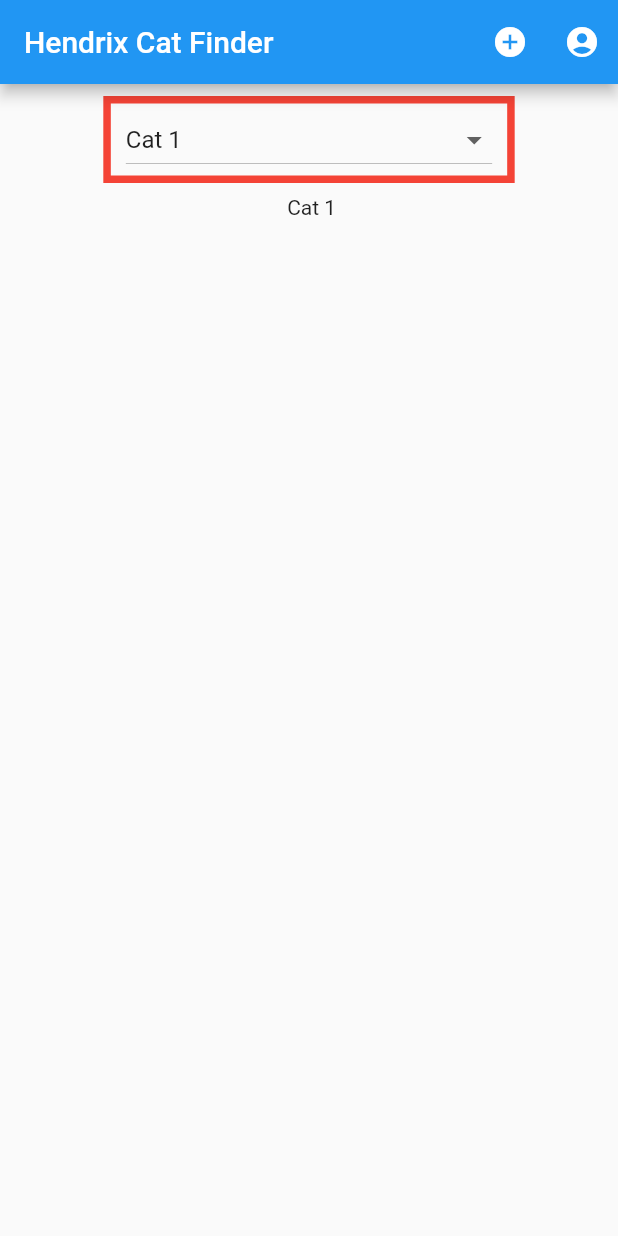
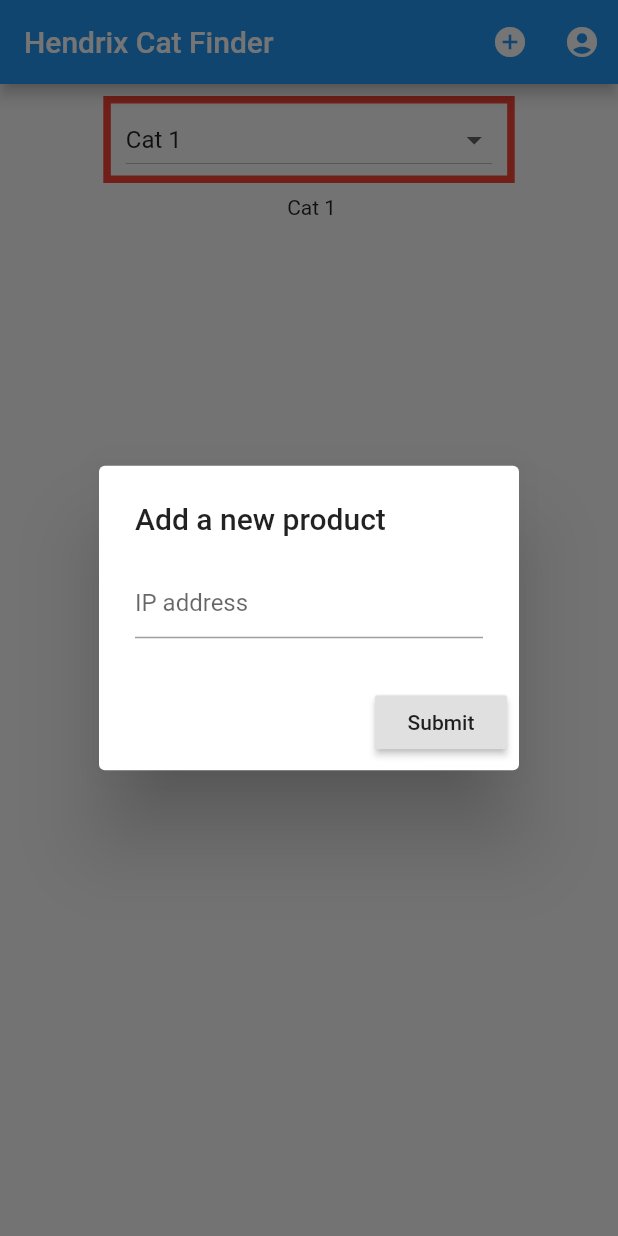
Before and after one commit to ericpinter/hendrix_cat_finder, a Flutter app: the screen it shows after launch, after a tap on the "account circle" icon, on a phone screen of 412 x 824 dp. Run offline on Flutter 3.47's test engine with Material 2 defaults, Android fonts, the phone set to English and light mode, and no system bars; our stand-ins replace string_validator.

Commit message:
attaching friend prompt and back-end

```diff
--- /dev/null
+++ b/lib/alert.dart
@@ -0,0 +1,55 @@
+import 'package:flutter/material.dart';
+import 'package:string_validator/string_validator.dart';
+
+class friendAlertDialog extends StatelessWidget {
+  final _formKey = GlobalKey<FormState>();
+  String friend_ip;
+
+  @override
+  Widget build(BuildContext context) {
+    return AlertDialog(
+        title: Text("Add a new product"),
+        content: Form(
+          key: _formKey,
+          child: Column(
+            crossAxisAlignment: CrossAxisAlignment.start,
+            mainAxisSize: MainAxisSize.min,
+
+            children: <Widget>[
+
+              TextFormField(
+                decoration: const InputDecoration(
+                  hintText: 'IP address',
+                ),
+                onSaved: (ip) {
+                  friend_ip = ip;
+                },
+                validator: (value) {
+                  if (value.isEmpty ) {
+                    return 'Please enter some text';
+                  } else if (!isIP(value, 4)) {
+                    return 'Please enter a valid IPv4 address';
+                  }
+                  return null;
+                },
+              ),
+
+
+            ],
+
+          ),
+
+        ),
+        actions:
+        [RaisedButton(onPressed: () {
+          if (_formKey.currentState.validate()) {
+            _formKey.currentState.save();
+            Navigator.pop(context, friend_ip);
+          }
+        },
+          child: Text("Submit"),
+        )
+        ]
+    );
+  }
+}
--- a/lib/main.dart
+++ b/lib/main.dart
@@ -1,4 +1,7 @@
 import 'package:flutter/material.dart';
+import 'alert.dart';
+import 'network.dart';
+
 
 void main() => runApp(MaterialApp(
       title: "Hendrix Cat Finder",
@@ -22,6 +25,7 @@ class _HomeState extends State<Home> {
 
   List<DropdownMenuItem<CatNameList>> _dropdownMenuOfCats;
   CatNameList _selectedCat;
+  NetworkLog log = new NetworkLog();//eventually replace with loading from sharedprefs
 
   void initState() {
     super.initState();
@@ -56,7 +60,7 @@ class _HomeState extends State<Home> {
           IconButton(
             icon: const Icon(Icons.account_circle),
             tooltip: "Add a Friend",
-            onPressed: () {},
+            onPressed: () {promptFriendDialog();}
           ),
         ],
       ),
@@ -85,6 +89,18 @@ class _HomeState extends State<Home> {
       ),
     );
   }
+
+  Future<void> promptFriendDialog() async {
+    await showDialog(
+      context: context,
+      builder: (_) => friendAlertDialog(),
+      barrierDismissible: true,
+    ).then((ip) => {if (ip != null) log.friends.add(ip)});
+
+  }
+
+
+
 }
 
 class CatNameList {
--- a/lib/network.dart
+++ b/lib/network.dart
@@ -9,6 +9,7 @@ const int ourPort = 4444;
 
 class NetworkLog {
   List<String> _log = new List();
+  Friends friends = new Friends();
 
   Future<void> setup() async {
     await _setupServer();
@@ -34,6 +35,7 @@ class NetworkLog {
     String received = String.fromCharCodes(incomingData);
     print("Received '$received' from '$ip'");
     _log.add(received);
+    friends.add(ip);
     print("$_log");
   }
 
@@ -45,68 +47,35 @@ class NetworkLog {
 class Friends extends Iterable<String> {
   Map<String,Friend> _ips2Friends = {};
 
-  void add(String name, String ip) {
-    _ips2Friends[ip] = Friend(ip, name);
+  void add(String ip) {
+    _ips2Friends[ip] = Friend(ip);
   }
 
   Future<SocketOutcome> sendTo(String ip, String message) async {
     return _ips2Friends[ip].send(message);
   }
 
-  void receiveFrom(String ip, String message) {
-    print("receiveFrom($ip, $message)");
-    if (!_ips2Friends.containsKey(ip)) {
-      String newFriend = "Friend${_ips2Friends.length}";
-      print("Adding new friend");
-      add(newFriend, ip);
-      print("added $newFriend!");
-    }
-    _ips2Friends[ip].receive(message);
-  }
-
   @override
   Iterator<String> get iterator => _ips2Friends.keys.iterator;
 }
-
+//removing names for the moment, just to simplify things. May add them back in, so leaving this as its own class
 class Friend {
   String _ipAddr;
-  String _name;
-  List<Message> _messages;
 
-  Friend(this._ipAddr, this._name) {
-    _messages = List();
-  }
-
-  void receive(String message) {
-    _messages.add(Message(_name, message));
-  }
+  Friend(this._ipAddr);
 
   Future<SocketOutcome> send(String message) async {
     try {
       Socket socket = await Socket.connect(_ipAddr, ourPort);
       socket.write(message);
       socket.close();
-      _messages.add(Message("Me", message));
       return SocketOutcome();
     } on SocketException catch (e) {
       return SocketOutcome(errorMsg: e.message);
     }
   }
 
-  String history() => _messages.map((m) => m.transcript).fold("", (message, line) => message + '\n' + line);
-
   String get ipAddr => _ipAddr;
-
-  String get name => _name;
-}
-
-class Message {
-  String _content;
-  String _author;
-
-  Message(this._author, this._content);
-
-  String get transcript => '$_author: $_content';
 }
 
 class SocketOutcome {
--- a/pubspec.yaml
+++ b/pubspec.yaml
@@ -23,6 +23,7 @@ environment:
 dependencies:
   flutter:
     sdk: flutter
+  string_validator: ^0.1.4
 
 
   # The following adds the Cupertino Icons font to your application.
```
Also changed, not shown: pubspec.lock, 1 other file.
